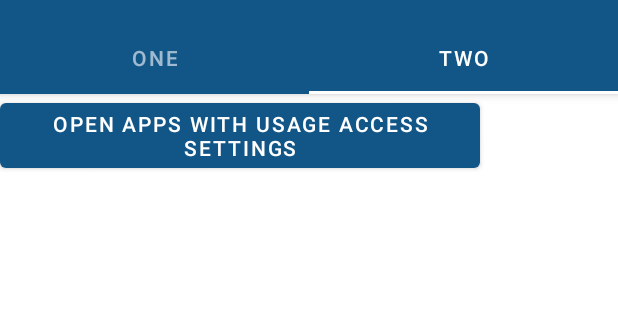
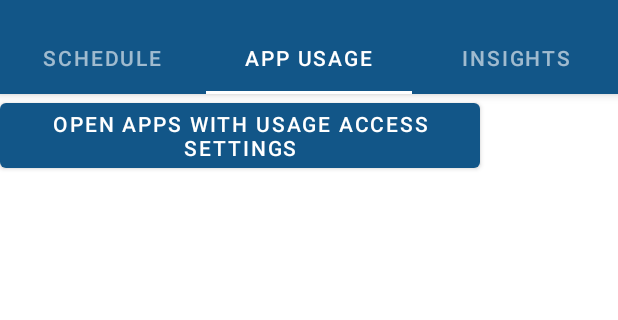
Before and after one commit to nicholasnge/Chemical-X, an Android app: the screen it shows after launch (MainActivity), tab 2 chosen, on a phone screen of 412 x 824 dp, the part 62-382 px from its top. Run offline under Robolectric (Android 15) with nearby library versions, the phone set to English and light mode, and no system bars; libraries missing offline, so code that uses them is left out: com.github.vipulasri.timelineview; 4 statements that could not run were skipped.

Commit message:
last minute update added new tab

```diff
--- a/app/src/main/java/com/example/chemicalx/MainActivity.java
+++ b/app/src/main/java/com/example/chemicalx/MainActivity.java
@@ -26,6 +26,7 @@ import java.util.ArrayList;
 import java.util.List;
 
 import com.example.chemicalx.fragmentOne.OneFragment;
+import com.example.chemicalx.fragmentThree.ThreeFragment;
 import com.example.chemicalx.fragmentTwo.TwoFragment;
 import com.google.android.gms.auth.api.signin.GoogleSignIn;
 import com.google.android.gms.auth.api.signin.GoogleSignInAccount;
@@ -112,8 +113,9 @@ public class MainActivity extends AppCompatActivity implements NavigationView.On
 
     private void setupViewPager(ViewPager viewPager) {
         ViewPagerAdapter adapter = new ViewPagerAdapter(getSupportFragmentManager());
-        adapter.addFragment(new OneFragment(), "ONE");
-        adapter.addFragment(new TwoFragment(), "TWO");
+        adapter.addFragment(new OneFragment(), "SCHEDULE");
+        adapter.addFragment(new TwoFragment(), "APP USAGE");
+        adapter.addFragment(new ThreeFragment(), "INSIGHTS");
         viewPager.setAdapter(adapter);
     }
 
--- a/app/src/main/java/com/example/chemicalx/fragmentOne/OneFragment.java
+++ b/app/src/main/java/com/example/chemicalx/fragmentOne/OneFragment.java
@@ -46,15 +46,14 @@ public class OneFragment extends Fragment {
 
     private void setDataListItems() {
         mDataList.clear();
-        mDataList.add(new TimeLineModel("Item successfully delivered", "", OrderStatus.INACTIVE));
-        mDataList.add(new TimeLineModel("Courier is out to delivery your order", "2017-02-12 08:00", OrderStatus.ACTIVE));
-        mDataList.add(new TimeLineModel("Item has reached courier facility at New Delhi", "2017-02-11 21:00", OrderStatus.COMPLETED));
-        mDataList.add(new TimeLineModel("Item has been given to the courier", "2017-02-11 18:00", OrderStatus.COMPLETED));
-        mDataList.add(new TimeLineModel("Item is packed and will dispatch soon", "2017-02-11 09:30", OrderStatus.COMPLETED));
-        mDataList.add(new TimeLineModel("Order is being readied for dispatch", "2017-02-11 08:00", OrderStatus.COMPLETED));
-        mDataList.add(new TimeLineModel("Order processing initiated", "2017-02-10 15:00", OrderStatus.COMPLETED));
-        mDataList.add(new TimeLineModel("Order confirmed by seller", "2017-02-10 14:30", OrderStatus.COMPLETED));
-        mDataList.add(new TimeLineModel("Order placed successfully", "2017-02-10 14:00", OrderStatus.COMPLETED));
+        mDataList.add(new TimeLineModel("CS2030 Lecture", "10:00 AM", OrderStatus.COMPLETED));
+        mDataList.add(new TimeLineModel("CS2040 Tutorial", "12:00 PM", OrderStatus.COMPLETED));
+        mDataList.add(new TimeLineModel("Lunch", "1:30 PM", OrderStatus.COMPLETED));
+        mDataList.add(new TimeLineModel("Work - Recreation remaining: -4 min", "2:00 PM", OrderStatus.COMPLETED));
+        mDataList.add(new TimeLineModel("Dinner Break", "6:30 PM", OrderStatus.COMPLETED));
+        mDataList.add(new TimeLineModel("UTW1702B Recitation", "8:00 PM", OrderStatus.ACTIVE));
+        mDataList.add(new TimeLineModel("Work - Recreation remaining: 90 min", "9:30 PM", OrderStatus.INACTIVE));
+        mDataList.add(new TimeLineModel("Sleep - Overdue by: 0 min", "12:30 AM", OrderStatus.INACTIVE));
     }
     private void initRecyclerView() {
         mLayoutManager = new LinearLayoutManager(getContext(), RecyclerView.VERTICAL, false);
--- a/app/src/main/java/com/example/chemicalx/fragmentOne/TimeLineAdapter.java
+++ b/app/src/main/java/com/example/chemicalx/fragmentOne/TimeLineAdapter.java
@@ -46,13 +46,13 @@ class TimeLineAdapter extends RecyclerView.Adapter<TimeLineAdapter.TimeLineViewH
 
         switch(timeLineModel.getStatus()){
             case INACTIVE:
-                setMarker(holder, R.drawable.ic_marker_inactive, R.color.colorGrey500);
+                setMarker(holder, R.drawable.ic_marker_inactive, R.color.Grey);
                 break;
             case ACTIVE:
-                setMarker(holder, R.drawable.ic_marker_active, R.color.colorGrey500);
+                setMarker(holder, R.drawable.ic_marker_active, R.color.DarkGrey);
                 break;
             default:
-                setMarker(holder, R.drawable.ic_marker, R.color.colorGrey500);
+                setMarker(holder, R.drawable.ic_marker, R.color.Grey);
         }
 
         if(!timeLineModel.getDate().isEmpty()){
--- /dev/null
+++ b/app/src/main/java/com/example/chemicalx/fragmentThree/ThreeFragment.java
@@ -0,0 +1,53 @@
+package com.example.chemicalx.fragmentThree;
+
+import android.app.usage.UsageEvents;
+import android.app.usage.UsageStatsManager;
+import android.content.Context;
+import android.content.Intent;
+import android.content.pm.PackageManager;
+import android.graphics.drawable.Drawable;
+import android.icu.util.Calendar;
+import android.os.Bundle;
+import android.provider.Settings;
+import android.util.Log;
+import android.view.LayoutInflater;
+import android.view.View;
+import android.view.ViewGroup;
+import android.widget.Button;
+import android.widget.Toast;
+
+import androidx.fragment.app.Fragment;
+import androidx.recyclerview.widget.RecyclerView;
+
+import com.example.chemicalx.R;
+import com.example.chemicalx.fragmentTwo.AppUsageInfo;
+import com.example.chemicalx.fragmentTwo.UsageListAdapter;
+
+import java.util.ArrayList;
+import java.util.HashMap;
+import java.util.List;
+import java.util.Objects;
+
+
+public class ThreeFragment extends Fragment {
+
+    public ThreeFragment() {
+    }
+
+    @Override
+    public void onCreate(Bundle savedInstanceState) {
+        super.onCreate(savedInstanceState);
+    }
+
+    @Override
+    public View onCreateView(LayoutInflater inflater, ViewGroup container,
+                             Bundle savedInstanceState) {
+        // Inflate the layout for this fragment
+        return inflater.inflate(R.layout.fragment_three, container, false);
+    }
+
+    @Override
+    public void onViewCreated(View rootView, Bundle savedInstanceState) {
+        super.onViewCreated(rootView, savedInstanceState);
+    }
+}
--- a/app/src/main/res/layout/activity_main.xml
+++ b/app/src/main/res/layout/activity_main.xml
@@ -9,8 +9,6 @@
     android:id="@+id/drawer">
 
 <androidx.coordinatorlayout.widget.CoordinatorLayout
-    xmlns:android="http://schemas.android.com/apk/res/android"
-    xmlns:app="http://schemas.android.com/apk/res-auto"
     android:layout_width="match_parent"
     android:layout_height="match_parent">
 
@@ -36,8 +34,8 @@
     <androidx.viewpager.widget.ViewPager
         android:id="@+id/viewpager"
         android:layout_width="match_parent"
-        android:layout_height="match_parent"
-        app:layout_behavior="@string/appbar_scrolling_view_behavior"  />
+        android:layout_height="627dp"
+        app:layout_behavior="@string/appbar_scrolling_view_behavior" />
 </androidx.coordinatorlayout.widget.CoordinatorLayout>
 
 <com.google.android.material.navigation.NavigationView
--- a/app/src/main/res/layout/item_timeline.xml
+++ b/app/src/main/res/layout/item_timeline.xml
@@ -37,11 +37,11 @@
             android:orientation="vertical">
 
             <androidx.appcompat.widget.AppCompatTextView
+                android:id="@+id/text_timeline_date"
                 android:layout_width="match_parent"
                 android:layout_height="wrap_content"
-                android:id="@+id/text_timeline_date"
-                android:textSize="12sp"
-                tools:text="24 JAN"/>
+                android:textSize="14sp"
+                tools:text="24 JAN" />
 
             <androidx.appcompat.widget.AppCompatTextView
                 android:layout_width="match_parent"
--- a/app/src/main/res/values/colors.xml
+++ b/app/src/main/res/values/colors.xml
@@ -16,5 +16,6 @@
     <color name="colorGrey200">#eeeeee</color>
     <color name="colorGrey300">#e0e0e0</color>
     <color name="colorGrey400">#bdbdbd</color>
-    <color name="colorGrey500">#9e9e9e</color>
+    <color name="Grey">#9e9e9e</color>
+    <color name="DarkGrey">#787878</color>
 </resources>
```
Also changed, not shown: app/src/main/res/drawable-anydpi/ic_action_name.xml (added, +11 -0 lines), app/src/main/res/layout/fragment_three.xml (added, +107 -0 lines), app/src/main/res/drawable-hdpi/ic_action_name.png (added), app/src/main/res/drawable-mdpi/ic_action_name.png (added), app/src/main/res/drawable-xhdpi/ic_action_name.png (added), app/src/main/res/drawable-xxhdpi/ic_action_name.png (added).
